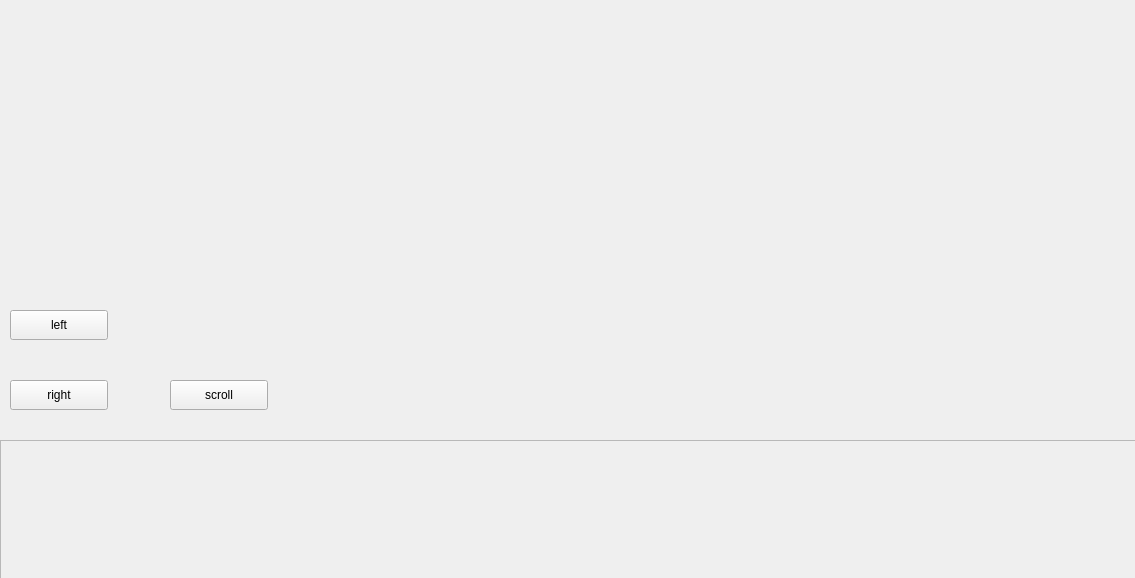
This is mainwindow.ui in w-mj/TuringMachine as Qt 5 draws it before an edit. The edited form follows.
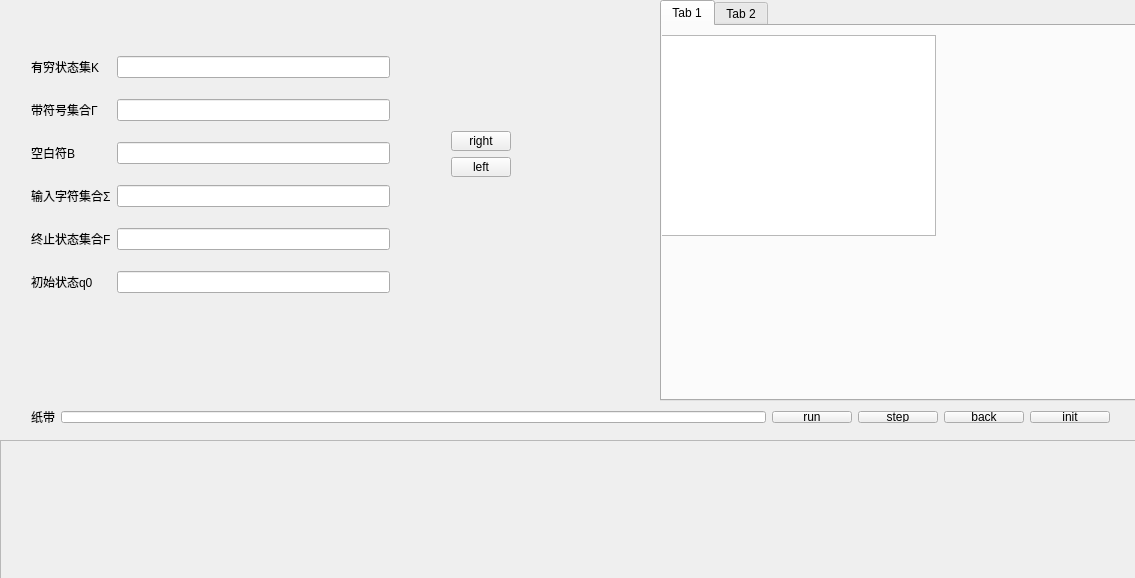
This is the edited form.

The edit to the form file:
```diff
--- a/mainwindow.ui
+++ b/mainwindow.ui
@@ -37,44 +37,191 @@
      </property>
     </widget>
    </widget>
-   <widget class="QPushButton" name="go_left">
+   <widget class="QTabWidget" name="tabWidget">
     <property name="geometry">
      <rect>
-      <x>10</x>
-      <y>310</y>
-      <width>98</width>
-      <height>30</height>
+      <x>660</x>
+      <y>0</y>
+      <width>481</width>
+      <height>401</height>
      </rect>
     </property>
-    <property name="text">
-     <string>left</string>
+    <widget class="QWidget" name="tab">
+     <attribute name="title">
+      <string>Tab 1</string>
+     </attribute>
+     <widget class="QTextEdit" name="function_box">
+      <property name="geometry">
+       <rect>
+        <x>-7</x>
+        <y>9</y>
+        <width>281</width>
+        <height>201</height>
+       </rect>
+      </property>
+     </widget>
+    </widget>
+    <widget class="QWidget" name="tab_2">
+     <attribute name="title">
+      <string>Tab 2</string>
+     </attribute>
+    </widget>
+   </widget>
+   <widget class="QWidget" name="">
+    <property name="geometry">
+     <rect>
+      <x>20</x>
+      <y>30</y>
+      <width>381</width>
+      <height>291</height>
+     </rect>
     </property>
+    <layout class="QGridLayout" name="gridLayout">
+     <item row="0" column="0">
+      <widget class="QLabel" name="label">
+       <property name="text">
+        <string>有穷状态集K</string>
+       </property>
+      </widget>
+     </item>
+     <item row="5" column="1">
+      <widget class="QLineEdit" name="q0_input"/>
+     </item>
+     <item row="1" column="0">
+      <widget class="QLabel" name="label_2">
+       <property name="text">
+        <string>带符号集合Γ</string>
+       </property>
+      </widget>
+     </item>
+     <item row="3" column="0">
+      <widget class="QLabel" name="label_4">
+       <property name="text">
+        <string>输入字符集合Σ</string>
+       </property>
+      </widget>
+     </item>
+     <item row="5" column="0">
+      <widget class="QLabel" name="label_6">
+       <property name="text">
+        <string>初始状态q0</string>
+       </property>
+      </widget>
+     </item>
+     <item row="3" column="1">
+      <widget class="QLineEdit" name="input_set_input"/>
+     </item>
+     <item row="0" column="1">
+      <widget class="QLineEdit" name="state_set_input"/>
+     </item>
+     <item row="1" column="1">
+      <widget class="QLineEdit" name="sign_set_input"/>
+     </item>
+     <item row="4" column="1">
+      <widget class="QLineEdit" name="F_set_input"/>
+     </item>
+     <item row="4" column="0">
+      <widget class="QLabel" name="label_5">
+       <property name="text">
+        <string>终止状态集合F</string>
+       </property>
+      </widget>
+     </item>
+     <item row="2" column="0">
+      <widget class="QLabel" name="label_3">
+       <property name="text">
+        <string>空白符B</string>
+       </property>
+      </widget>
+     </item>
+     <item row="2" column="1">
+      <widget class="QLineEdit" name="B_input"/>
+     </item>
+    </layout>
    </widget>
-   <widget class="QPushButton" name="go_right">
+   <widget class="QWidget" name="">
     <property name="geometry">
      <rect>
-      <x>10</x>
-      <y>380</y>
-      <width>98</width>
-      <height>30</height>
+      <x>440</x>
+      <y>120</y>
+      <width>82</width>
+      <height>68</height>
      </rect>
     </property>
-    <property name="text">
-     <string>right</string>
-    </property>
+    <layout class="QVBoxLayout" name="verticalLayout">
+     <item>
+      <widget class="QPushButton" name="go_right">
+       <property name="text">
+        <string>right</string>
+       </property>
+      </widget>
+     </item>
+     <item>
+      <widget class="QPushButton" name="go_left">
+       <property name="text">
+        <string>left</string>
+       </property>
+      </widget>
+     </item>
+    </layout>
    </widget>
-   <widget class="QPushButton" name="scroll_button">
+   <widget class="QWidget" name="">
     <property name="geometry">
      <rect>
-      <x>170</x>
-      <y>380</y>
-      <width>98</width>
-      <height>30</height>
+      <x>20</x>
+      <y>400</y>
+      <width>1101</width>
+      <height>34</height>
      </rect>
     </property>
-    <property name="text">
-     <string>scroll</string>
-    </property>
+    <layout class="QHBoxLayout" name="horizontalLayout">
+     <item>
+      <layout class="QHBoxLayout" name="horizontalLayout_2">
+       <item>
+        <widget class="QLabel" name="label_7">
+         <property name="text">
+          <string>纸带</string>
+         </property>
+        </widget>
+       </item>
+       <item>
+        <widget class="QLineEdit" name="tape_input"/>
+       </item>
+      </layout>
+     </item>
+     <item>
+      <layout class="QHBoxLayout" name="horizontalLayout_3">
+       <item>
+        <widget class="QPushButton" name="run_button">
+         <property name="text">
+          <string>run</string>
+         </property>
+        </widget>
+       </item>
+       <item>
+        <widget class="QPushButton" name="step_button">
+         <property name="text">
+          <string>step</string>
+         </property>
+        </widget>
+       </item>
+       <item>
+        <widget class="QPushButton" name="back_button">
+         <property name="text">
+          <string>back</string>
+         </property>
+        </widget>
+       </item>
+       <item>
+        <widget class="QPushButton" name="init_button">
+         <property name="text">
+          <string>init</string>
+         </property>
+        </widget>
+       </item>
+      </layout>
+     </item>
+    </layout>
    </widget>
   </widget>
  </widget>
```
